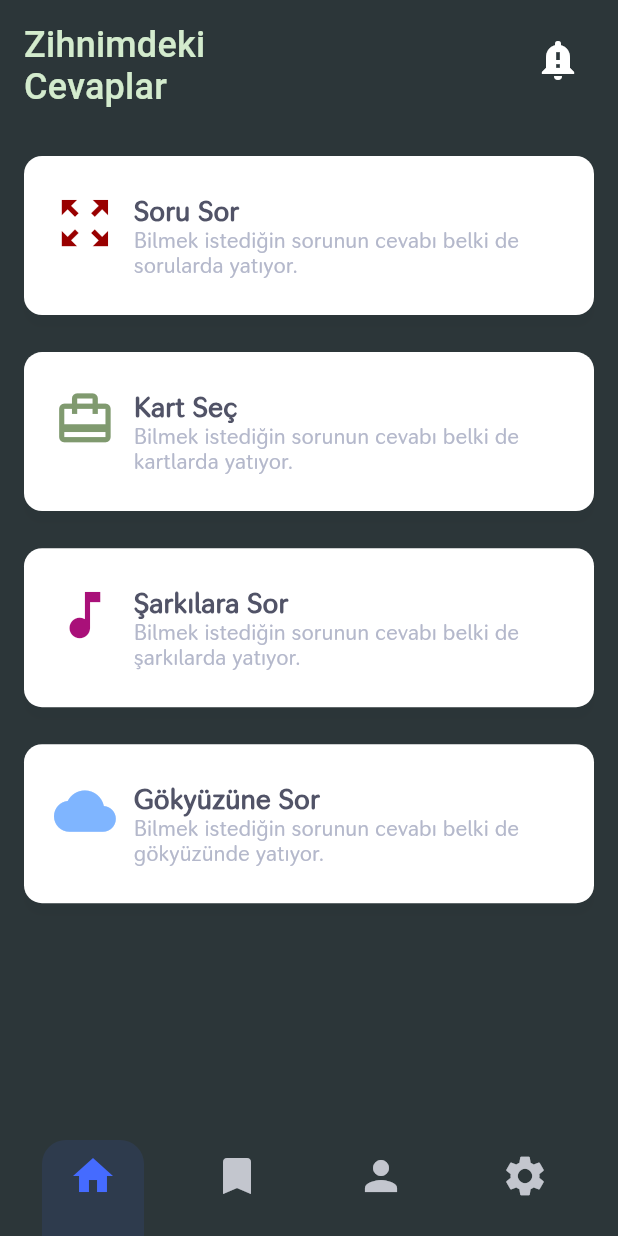
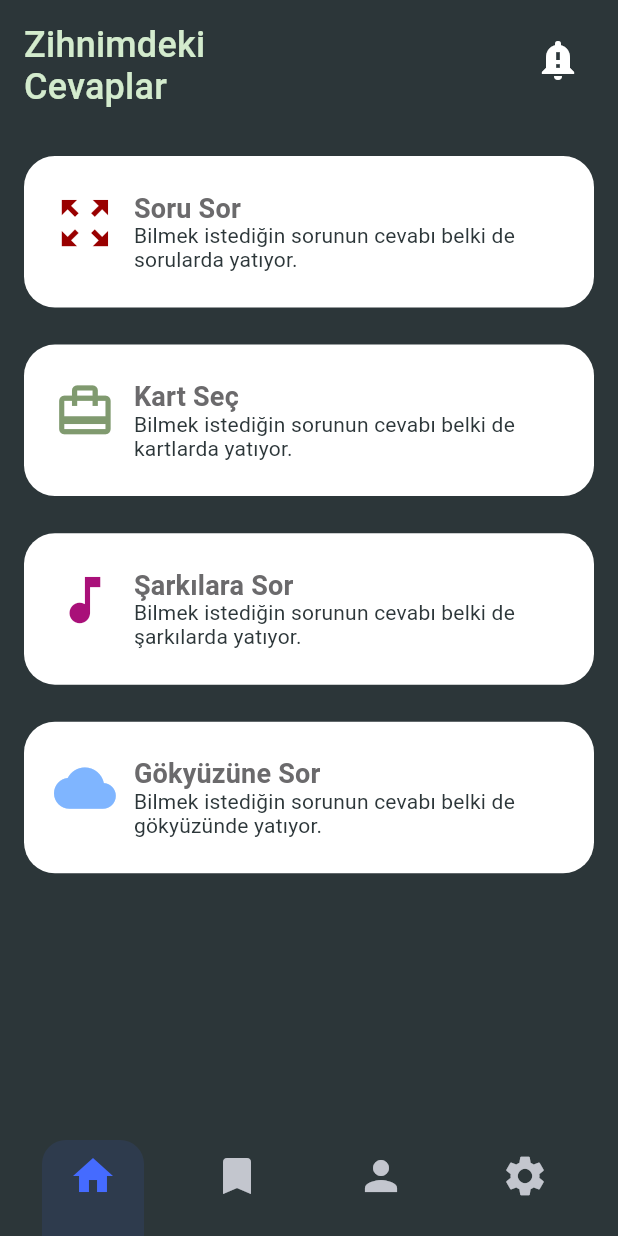
Before and after one commit to UysalMustafaa/Astrology-UI-Study, a Flutter app: the screen it shows after launch, on a phone screen of 412 x 824 dp. Run offline on Flutter 3.47's test engine with Material 2 defaults, Android fonts, the phone set to English and light mode, and no system bars; our stand-ins replace google_fonts; Roboto replaces fonts that are missing (Ubuntu).

Commit message:
Home list card file updated.

```diff
--- a/lib/core/widgets/home_list_card.dart
+++ b/lib/core/widgets/home_list_card.dart
@@ -1,3 +1,4 @@
+import 'package:astrology/core/constants/color_constants.dart';
 import 'package:flutter/material.dart';
 import 'package:astrology/core/extensions/context_extension.dart';
 
@@ -15,14 +16,12 @@ class HomeListCard extends StatelessWidget {
   @override
   Widget build(BuildContext context) {
     return Material(
-      color: Colors.white,
-      elevation: 4,
-      shadowColor: Colors.black12,
-      borderRadius: BorderRadius.circular(12),
+      color: ColorConstants.White,
+      borderRadius: BorderRadius.circular(context.dynamicWidth(0.05)),
       child: InkWell(
         borderRadius: BorderRadius.circular(12),
         onTap: () {
-          this.onPress();
+          onPress();
         },
         child: Container(
           padding: EdgeInsets.symmetric(horizontal: 20, vertical: 24),
@@ -38,31 +37,23 @@ class HomeListCard extends StatelessWidget {
                 width: 12,
               ),
               Expanded(
-                child: Padding(
-                  padding: const EdgeInsets.only(top: 2),
                 child: Column(
                   crossAxisAlignment: CrossAxisAlignment.start,
                   children: <Widget>[
                     Text(
-                        '$title',
-                        style: TextStyle(
-                          fontSize: 18,
-                          fontWeight: FontWeight.w700,
-                          color: Color.fromRGBO(81, 83, 103, 1),
-                        ),
+                      title,
+                      style: context.appTheme().homeListCardTextStyle,
                     ),
                     Text(
-                        '$description',
+                      description,
                       style:
-                            TextStyle(color: Color.fromRGBO(180, 184, 203, 1)),
+                          context.appTheme().homeListCardDescriptionTextStyle,
                     ),
                   ],
-                  ),
                 ),
               )
             ],
           ),
-          width: double.infinity,
         ),
       ),
     );
```
Lines whose indentation alone changed are shown as unchanged.
